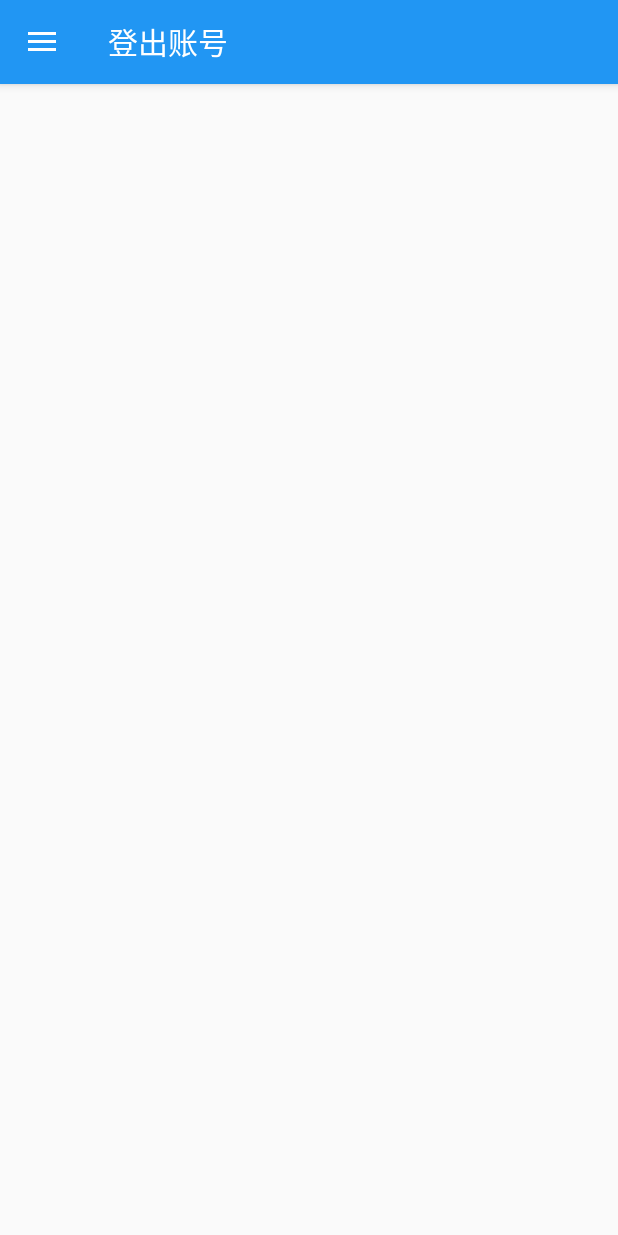
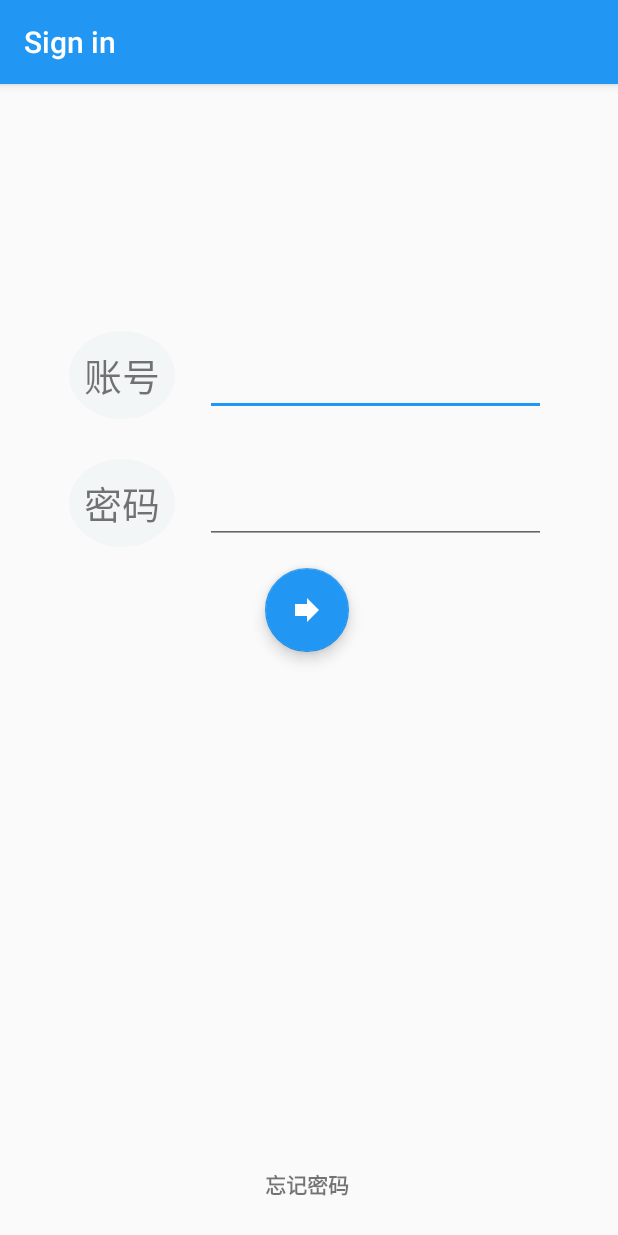
Before and after one commit to qyanzh/FzuScore, an Android app: the MainActivity screen opened directly, with no data from a screen before it, in the side drawer, after a tap on "登出账号", on a phone screen of 412 x 824 dp. Run offline under Robolectric (Android 15) with nearby library versions, the phone set to English and light mode, and no system bars; network calls fail.

Commit message:
login fix.

```diff
--- a/app/src/main/java/com/example/fzuscore/MainActivity.java
+++ b/app/src/main/java/com/example/fzuscore/MainActivity.java
@@ -1,8 +1,12 @@
 package com.example.fzuscore;
 
+import android.content.Intent;
+import android.content.SharedPreferences;
 import android.os.Bundle;
 import android.support.design.widget.FloatingActionButton;
 import android.support.design.widget.Snackbar;
+import android.support.v7.widget.LinearLayoutManager;
+import android.support.v7.widget.RecyclerView;
 import android.view.View;
 import android.support.design.widget.NavigationView;
 import android.support.v4.view.GravityCompat;
@@ -12,8 +16,15 @@ import android.support.v7.app.AppCompatActivity;
 import android.support.v7.widget.Toolbar;
 import android.view.Menu;
 import android.view.MenuItem;
+import android.widget.Toast;
 
 import com.google.gson.Gson;
+
+import java.io.IOException;
+import java.util.ArrayList;
+import java.util.Calendar;
+import java.util.Date;
+import java.util.List;
 
 import okhttp3.FormBody;
 import okhttp3.MediaType;
@@ -25,13 +36,13 @@ import okhttp3.Response;
 public class MainActivity extends AppCompatActivity
         implements NavigationView.OnNavigationItemSelectedListener {
 
+    long lastBackTime;
     @Override
     protected void onCreate(Bundle savedInstanceState) {
         super.onCreate(savedInstanceState);
         setContentView(R.layout.activity_main);
         Toolbar toolbar = (Toolbar) findViewById(R.id.toolbar);
         setSupportActionBar(toolbar);
-        getSupportActionBar().setTitle("成绩概览");
 
         DrawerLayout drawer = (DrawerLayout) findViewById(R.id.drawer_layout);
         ActionBarDrawerToggle toggle = new ActionBarDrawerToggle(
@@ -41,6 +52,18 @@ public class MainActivity extends AppCompatActivity
 
         NavigationView navigationView = (NavigationView) findViewById(R.id.nav_view);
         navigationView.setNavigationItemSelectedListener(this);
+        test();
+    }
+
+    private void test() {
+        RecyclerView recyclerView = findViewById(R.id.main_recyclerview);
+        List<Subject> subjectList = new ArrayList<>();
+        for(int i=0;i<5;i++) {
+            subjectList.add(new Subject("subject"+i,90+i,60+i));
+        }
+        SubjectAdapter subjectAdapter = new SubjectAdapter(subjectList);
+        recyclerView.setAdapter(subjectAdapter);
+        recyclerView.setLayoutManager(new LinearLayoutManager(this));
     }
 
     @Override
@@ -49,31 +72,15 @@ public class MainActivity extends AppCompatActivity
         if (drawer.isDrawerOpen(GravityCompat.START)) {
             drawer.closeDrawer(GravityCompat.START);
         } else {
-            super.onBackPressed();
+            long thisTime = Calendar.getInstance().getTimeInMillis();
+            if(thisTime - lastBackTime > 1000) {
+                lastBackTime = thisTime;
+                Toast.makeText(this, "再按一次退出", Toast.LENGTH_SHORT).show();
+            } else {
+                finish();
+            }
         }
     }
-
-//    @Override
-//    public boolean onCreateOptionsMenu(Menu menu) {
-//        // Inflate the menu; this adds items to the action bar if it is present.
-//        getMenuInflater().inflate(R.menu.main, menu);
-//        return true;
-//    }
-//
-//    @Override
-//    public boolean onOptionsItemSelected(MenuItem item) {
-//        // Handle action bar item clicks here. The action bar will
-//        // automatically handle clicks on the Home/Up button, so long
-//        // as you specify a parent activity in AndroidManifest.xml.
-//        int id = item.getItemId();
-//
-//        //noinspection SimplifiableIfStatement
-//        if (id == R.id.action_settings) {
-//            return true;
-//        }
-//
-//        return super.onOptionsItemSelected(item);
-//    }
 
     @SuppressWarnings("StatementWithEmptyBody")
     @Override
@@ -82,49 +89,51 @@ public class MainActivity extends AppCompatActivity
         int id = item.getItemId();
         switch (id) {
             case R.id.nav_overview:
-                getSupportActionBar().setTitle(R.string.string_score_overview);
                 break;
             case R.id.nav_analysis:
-                getSupportActionBar().setTitle(R.string.string_analyse);
                 break;
             case R.id.nav_class_overview:
-                getSupportActionBar().setTitle(R.string.string_class_overview);
                 break;
             case R.id.nav_forms:
-                getSupportActionBar().setTitle(R.string.string_excel);
                 break;
             case R.id.nav_logout:
                 quitAccount();
-                getSupportActionBar().setTitle(R.string.string_logout);
+                Intent intent = new Intent(this, LoginActivity.class);
+                startActivity(intent);
+                finish();
                 break;
             case R.id.nav_exit:
-                getSupportActionBar().setTitle(R.string.string_exit);
+
                 break;
         }
 
-        DrawerLayout drawer = (DrawerLayout) findViewById(R.id.drawer_layout);
+        DrawerLayout drawer = findViewById(R.id.drawer_layout);
         drawer.closeDrawer(GravityCompat.START);
         return true;
     }
 
     private void quitAccount() {
-        new Thread(new Runnable() {
-
-            @Override
-            public void run() {
-                OkHttpClient client = new OkHttpClient();
-                try {
-                    Gson gson = new Gson();
-                    String url = "http://47.112.10.160:3389/api/logout";
-                    Request request = new Request.Builder()
-                            .url(url)
-                            .get()
-                            .build();
-                    Response response = client.newCall(request).execute();
-                } catch (Exception e) {
-                    e.printStackTrace();
-                }
+        new Thread(() -> {
+            OkHttpClient client = new OkHttpClient();
+            try {
+                logout(client);
+            } catch (Exception e) {
+                e.printStackTrace();
             }
         }).start();
+
+    }
+
+    private void logout(OkHttpClient client) throws IOException {
+        String url = "http://47.112.10.160:3389/api/logout";
+        Request request = new Request.Builder()
+                .url(url)
+                .get()
+                .build();
+        client.newCall(request).execute();
+        SharedPreferences.Editor spf =getSharedPreferences("login_status", MODE_PRIVATE).edit();
+        spf.putBoolean("logined", false);
+        spf.putString("useraccount","");
+        spf.apply();
     }
 }
--- a/app/src/main/java/com/example/fzuscore/Subject.java
+++ b/app/src/main/java/com/example/fzuscore/Subject.java
@@ -4,6 +4,12 @@ public class Subject {
     String name;
     double myScore;
     double avrScore;
+
+    public Subject(String name, double myScore, double avrScore) {
+        this.name = name;
+        this.myScore = myScore;
+        this.avrScore = avrScore;
+    }
 
     public String getName() {
         return name;
--- a/app/src/main/res/layout/activity_login.xml
+++ b/app/src/main/res/layout/activity_login.xml
@@ -18,9 +18,10 @@
         android:layout_height="wrap_content"
         android:layout_margin="@dimen/fab_margin"
         android:layout_marginStart="8dp"
-        android:layout_marginTop="200dp"
+        android:layout_marginTop="60dp"
         android:layout_marginEnd="8dp"
         app:layout_constraintEnd_toEndOf="parent"
+        app:layout_constraintHorizontal_bias="0.495"
         app:layout_constraintStart_toStartOf="parent"
         app:layout_constraintTop_toBottomOf="@+id/et_password"
         app:srcCompat="@drawable/ic_forward_white_24dp" />
@@ -37,28 +38,29 @@
         app:layout_constraintTop_toTopOf="parent" />
 
     <EditText
-        android:inputType="numberDecimal"
         android:id="@+id/et_account_number"
-        android:layout_width="wrap_content"
+        android:layout_width="0dp"
         android:layout_height="wrap_content"
         android:layout_marginStart="20dp"
         android:layout_marginTop="150dp"
+        android:layout_marginEnd="32dp"
         android:gravity="center"
+        android:inputType="numberDecimal"
         android:maxLines="1"
-        android:text="031799101"
+        android:text=""
         android:textSize="25sp"
+        app:layout_constraintEnd_toEndOf="parent"
         app:layout_constraintStart_toEndOf="@+id/textView2"
         app:layout_constraintTop_toTopOf="parent" />
 
     <EditText
         android:id="@+id/et_password"
-        android:layout_width="wrap_content"
+        android:layout_width="0dp"
         android:layout_height="wrap_content"
         android:layout_marginTop="30dp"
-        android:layout_marginEnd="8dp"
         android:inputType="numberDecimal"
         android:maxLines="1"
-        android:text="031799101"
+        android:text=""
         android:textSize="25sp"
         app:layout_constraintEnd_toEndOf="@+id/et_account_number"
         app:layout_constraintStart_toStartOf="@+id/et_account_number"
@@ -88,17 +90,6 @@
         app:layout_constraintStart_toStartOf="@+id/textView2"
         app:layout_constraintTop_toTopOf="@+id/et_password" />
 
-    <RadioButton
-        android:id="@+id/radioButton"
-        android:layout_width="wrap_content"
-        android:layout_height="wrap_content"
-        android:layout_marginStart="8dp"
-        android:text="密码可见"
-        app:layout_constraintBottom_toBottomOf="@+id/et_password"
-        app:layout_constraintEnd_toEndOf="parent"
-        app:layout_constraintStart_toEndOf="@+id/et_password"
-        app:layout_constraintTop_toTopOf="@+id/et_password" />
-
     <TextView
         android:id="@+id/textView5"
         android:layout_width="wrap_content"
--- a/app/src/main/res/layout/content_main.xml
+++ b/app/src/main/res/layout/content_main.xml
@@ -8,15 +8,10 @@
     tools:context=".MainActivity"
     tools:showIn="@layout/app_bar_main">
 
-    <FrameLayout
-        android:id="@+id/fragment_container"
+    <android.support.v7.widget.RecyclerView
+        android:id="@+id/main_recyclerview"
         android:layout_width="match_parent"
-        android:layout_height="match_parent"
-        app:layout_constraintBottom_toBottomOf="parent"
-        app:layout_constraintEnd_toEndOf="parent"
-        app:layout_constraintHorizontal_bias="0.0"
-        app:layout_constraintStart_toStartOf="parent"
-        app:layout_constraintTop_toTopOf="parent"
-        app:layout_constraintVertical_bias="0.0"></FrameLayout>
+        android:layout_height="match_parent">
+    </android.support.v7.widget.RecyclerView>
 
 </android.support.constraint.ConstraintLayout>
```
Also changed, not shown: app/src/main/java/com/example/fzuscore/LoginActivity.java (+19 -38 lines).
